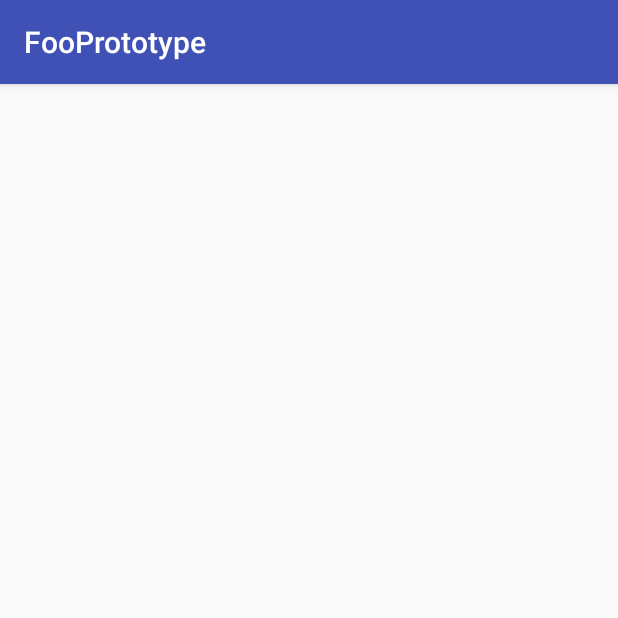
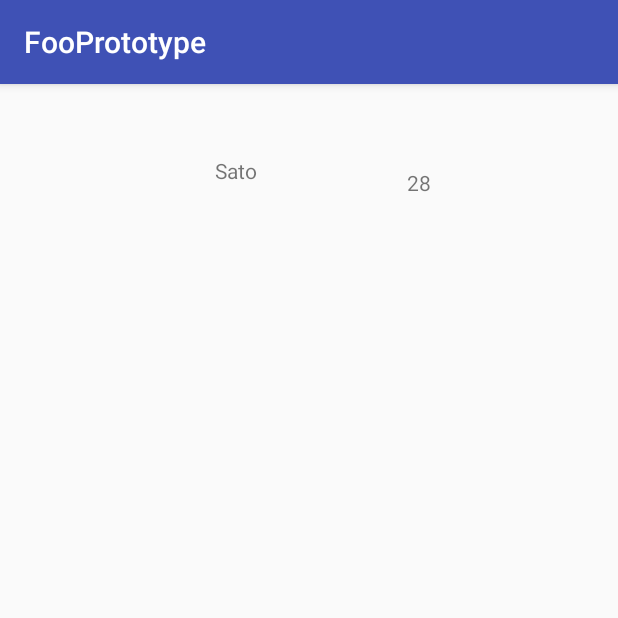
Before and after one commit to axis-sato/FooPrototype, an Android app: the screen it shows after launch (MainActivity), on a phone screen of 412 x 824 dp, the top half of it. Run offline under Robolectric (Android 15) with nearby library versions, the phone set to English and light mode, and no system bars; our stand-ins replace data binding; libraries missing offline, so code that uses them is left out: com.orhanobut.logger; 1 statement that could not run was skipped.

```diff
--- a/app/build.gradle
+++ b/app/build.gradle
@@ -3,6 +3,8 @@ apply plugin: 'com.android.application'
 apply plugin: 'kotlin-android'
 
 apply plugin: 'kotlin-android-extensions'
+
+apply plugin: 'kotlin-kapt'
 
 android {
     compileSdkVersion 26
@@ -20,15 +22,19 @@ android {
             proguardFiles getDefaultProguardFile('proguard-android.txt'), 'proguard-rules.pro'
         }
     }
+    dataBinding {
+        enabled = true
+    }
 }
 
 dependencies {
     implementation fileTree(dir: 'libs', include: ['*.jar'])
-    implementation"org.jetbrains.kotlin:kotlin-stdlib-jre7:$kotlin_version"
+    implementation "org.jetbrains.kotlin:kotlin-stdlib-jre7:$kotlin_version"
     implementation 'com.android.support:appcompat-v7:26.1.0'
     implementation 'com.android.support.constraint:constraint-layout:1.0.2'
     testImplementation 'junit:junit:4.12'
     androidTestImplementation 'com.android.support.test:runner:1.0.1'
     androidTestImplementation 'com.android.support.test.espresso:espresso-core:3.0.1'
     compile 'com.orhanobut:logger:2.1.1'
+    kapt 'com.android.databinding:compiler:3.0.1'
 }
--- a/app/src/main/java/jp/mediaxis/fooprototype/MainActivity.kt
+++ b/app/src/main/java/jp/mediaxis/fooprototype/MainActivity.kt
@@ -1,8 +1,9 @@
 package jp.mediaxis.fooprototype
 
+import android.databinding.DataBindingUtil
+import android.os.Bundle
 import android.support.v7.app.AppCompatActivity
-import android.os.Bundle
-import com.orhanobut.logger.Logger
+import jp.mediaxis.fooprototype.databinding.ActivityMainBinding
 
 class MainActivity : AppCompatActivity() {
 
@@ -10,8 +11,15 @@ class MainActivity : AppCompatActivity() {
         super.onCreate(savedInstanceState)
         setContentView(R.layout.activity_main)
 
-        Logger.d("debug")
-        Logger.w("warning")
-        Logger.e("error")
+        setupBinding()
+    }
+
+    private fun setupBinding() {
+        val user = User("Sato", 28)
+        val binding = DataBindingUtil.setContentView<ActivityMainBinding>(
+                this,
+                R.layout.activity_main
+        )
+        binding.user = user
     }
 }
--- /dev/null
+++ b/app/src/main/java/jp/mediaxis/fooprototype/User.kt
@@ -0,0 +1,4 @@
+package jp.mediaxis.fooprototype
+
+
+data class User(val name: String, val age: Int)
--- a/app/src/main/res/layout/activity_main.xml
+++ b/app/src/main/res/layout/activity_main.xml
@@ -1,10 +1,17 @@
 <?xml version="1.0" encoding="utf-8"?>
-<android.support.constraint.ConstraintLayout xmlns:android="http://schemas.android.com/apk/res/android"
-    xmlns:app="http://schemas.android.com/apk/res-auto"
+<layout xmlns:app="http://schemas.android.com/apk/res-auto"
+    xmlns:android="http://schemas.android.com/apk/res/android"
     xmlns:tools="http://schemas.android.com/tools"
+    tools:context="jp.mediaxis.fooprototype.MainActivity">
+
+    <data>
+        <variable
+            name="user"
+            type="jp.mediaxis.fooprototype.User" />
+    </data>
+    <android.support.constraint.ConstraintLayout
         android:layout_width="match_parent"
-    android:layout_height="match_parent"
-    tools:context="jp.mediaxis.fooprototype.MainActivity">
+        android:layout_height="match_parent">
 
         <TextView
             android:layout_width="wrap_content"
@@ -15,4 +22,28 @@
             app:layout_constraintRight_toRightOf="parent"
             app:layout_constraintTop_toTopOf="parent" />
 
+        <TextView
+            android:id="@+id/userNameTextView"
+            android:layout_width="wrap_content"
+            android:layout_height="wrap_content"
+            android:layout_marginEnd="8dp"
+            android:layout_marginStart="8dp"
+            android:layout_marginTop="48dp"
+            android:text="@{user.name}"
+            app:layout_constraintEnd_toEndOf="parent"
+            app:layout_constraintHorizontal_bias="0.367"
+            app:layout_constraintStart_toStartOf="parent"
+            app:layout_constraintTop_toTopOf="parent" />
+
+        <TextView
+            android:id="@+id/userAgeTextView"
+            android:layout_width="wrap_content"
+            android:layout_height="wrap_content"
+            android:layout_marginStart="100dp"
+            android:layout_marginTop="8dp"
+            android:text="@{Integer.toString(user.age)}"
+            app:layout_constraintStart_toEndOf="@+id/userNameTextView"
+            app:layout_constraintTop_toTopOf="@+id/userNameTextView" />
+
     </android.support.constraint.ConstraintLayout>
+</layout>
```
Also changed, not shown: 1 other file. Lines whose indentation alone changed are shown as unchanged.
